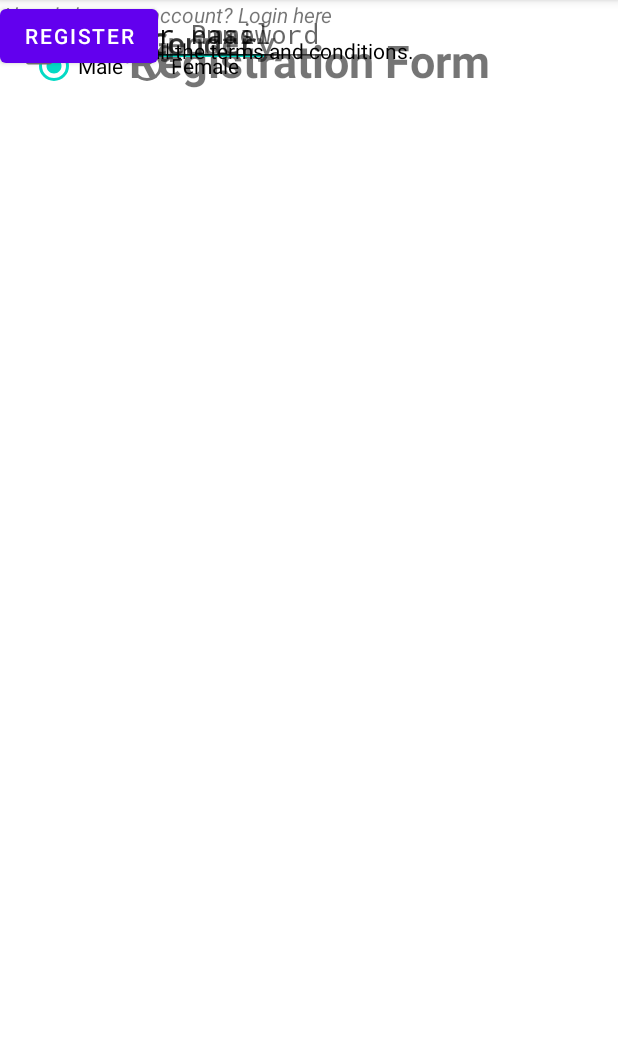
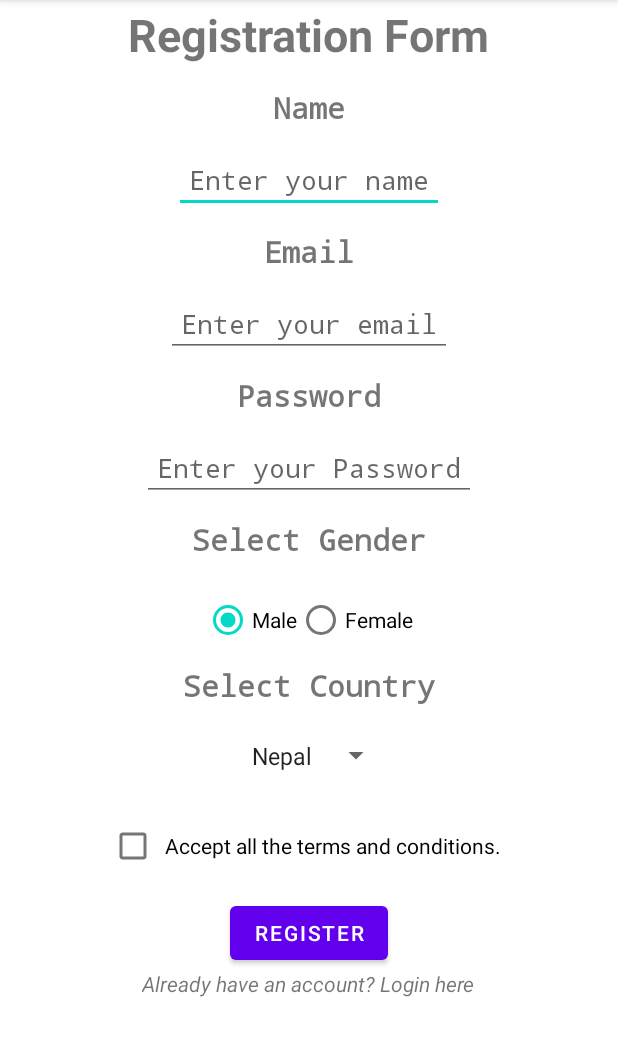
Before and after one commit to Bishallk/MobileProgramming, an Android app: the screen it shows after launch (MainActivity), on a phone screen of 412 x 824 dp, the part 84-1140 px from its top. Run offline under Robolectric (Android 15) with nearby library versions, the phone set to English and light mode, and no system bars.

Commit message:
relative layout update

```diff
--- a/app/src/main/res/layout/activity_main.xml
+++ b/app/src/main/res/layout/activity_main.xml
@@ -4,54 +4,59 @@
     xmlns:tools="http://schemas.android.com/tools"
     android:layout_width="match_parent"
     android:layout_height="match_parent"
+    android:layout_centerHorizontal="true"
     android:background="@color/white"
-    android:layout_centerHorizontal="true"
     tools:context=".MainActivity">
-
-
-
-        <TextView
-            android:layout_width="match_parent"
-            android:layout_height="wrap_content"
-            android:layout_margin="10dp"
-            android:padding="10dp"
-            android:text="Registration Form"
-            android:textAlignment="center"
-            android:textSize="30dp"
-            android:textStyle="bold" />
-
 
 
     <TextView
         android:layout_width="wrap_content"
         android:layout_height="wrap_content"
-            android:layout_gravity="center"
+        android:layout_centerHorizontal="true"
+        android:layout_margin="1dp"
+        android:padding="1dp"
+        android:text="Registration Form"
+        android:textAlignment="center"
+        android:textSize="30dp"
+        android:textStyle="bold"
+        android:id="@+id/Registration"/>
 
+
+    <TextView
+        android:layout_width="wrap_content"
+        android:layout_height="wrap_content"
+        android:layout_centerHorizontal="true"
         android:layout_margin="10dp"
         android:fontFamily="monospace"
-            android:padding="10dp"
+        android:padding="2dp"
         android:text="Name"
         android:textSize="20dp"
+        android:id="@+id/nameText"
+        android:layout_below="@+id/Registration"
         android:textStyle="bold" />
 
     <EditText
         android:id="@+id/name"
         android:layout_width="wrap_content"
         android:layout_height="wrap_content"
-            android:layout_gravity="center"
+        android:layout_centerHorizontal="true"
         android:fontFamily="monospace"
         android:hint="Enter your name"
         android:inputType="textPersonName"
-            android:padding="10dp" />
+        android:padding="10dp"
+        android:layout_below="@+id/nameText"/>
 
 
     <TextView
+        android:layout_centerHorizontal="true"
         android:layout_width="wrap_content"
         android:layout_height="wrap_content"
         android:layout_margin="10dp"
         android:fontFamily="monospace"
-            android:padding="10dp"
+        android:padding="2dp"
         android:text="Email"
+        android:layout_below="@id/name"
+        android:id="@+id/emailText"
         android:textSize="20dp"
         android:textStyle="bold" />
 
@@ -59,52 +64,60 @@
         android:id="@+id/email"
         android:layout_width="wrap_content"
         android:layout_height="wrap_content"
-            android:layout_gravity="center"
+        android:layout_centerHorizontal="true"
         android:fontFamily="monospace"
         android:hint="Enter your email"
+        android:layout_below="@id/emailText"
         android:inputType="textEmailAddress"
         android:padding="10dp" />
 
     <TextView
         android:layout_width="wrap_content"
         android:layout_height="wrap_content"
-            android:layout_gravity=""
+        android:layout_centerHorizontal="true"
         android:layout_margin="10dp"
         android:fontFamily="monospace"
-            android:padding="10dp"
+        android:padding="2dp"
         android:text="Password"
         android:textSize="20dp"
+        android:id="@+id/passwordText"
+        android:layout_below="@id/email"
         android:textStyle="bold" />
 
     <EditText
         android:id="@+id/password"
         android:layout_width="wrap_content"
         android:layout_height="wrap_content"
-            android:layout_gravity="center"
+        android:layout_centerHorizontal="true"
         android:fontFamily="monospace"
         android:hint="Enter your Password"
         android:inputType="textPassword"
+        android:layout_below="@+id/passwordText"
         android:padding="10dp" />
 
 
     <TextView
         android:layout_width="wrap_content"
         android:layout_height="wrap_content"
-            android:layout_gravity="center"
+        android:layout_centerHorizontal="true"
         android:layout_margin="10dp"
         android:fontFamily="monospace"
-            android:padding="5dp"
+        android:padding="2dp"
         android:text="Select Gender"
         android:textSize="20dp"
+        android:id="@+id/genderText"
+        android:layout_below="@+id/password"
         android:textStyle="bold" />
+
     <RadioGroup
         android:id="@+id/gender"
         android:layout_width="wrap_content"
         android:layout_height="wrap_content"
-            android:layout_gravity="center"
-            android:layout_margin="10dp"
+        android:layout_centerHorizontal="true"
+        android:layout_margin="2dp"
         android:orientation="horizontal"
-            android:padding="10dp">
+        android:layout_below="@id/genderText"
+        android:padding="2dp">
 
         <RadioButton
             android:id="@+id/male"
@@ -121,51 +134,58 @@
     </RadioGroup>
 
     <TextView
+        android:id="@+id/countryText"
         android:layout_width="wrap_content"
         android:layout_height="wrap_content"
-            android:layout_gravity="center"
-            android:layout_margin="10dp"
+        android:layout_below="@id/gender"
+        android:layout_centerHorizontal="true"
         android:fontFamily="monospace"
-            android:padding="5dp"
+        android:padding="2dp"
         android:text="Select Country"
         android:textSize="20dp"
         android:textStyle="bold" />
+
     <Spinner
         android:id="@+id/country"
         android:layout_width="wrap_content"
         android:layout_height="wrap_content"
-            android:layout_gravity="center"
+        android:layout_centerHorizontal="true"
         android:layout_margin="10dp"
         android:entries="@array/countries"
+        android:layout_below="@id/countryText"
         android:padding="10dp" />
-  g
 
 
     <CheckBox
         android:id="@+id/terms"
         android:layout_width="wrap_content"
         android:layout_height="wrap_content"
-        android:layout_gravity="center"
-        android:layout_margin="10dp"
-        android:padding="10dp"
+        android:layout_below="@id/country"
+        android:layout_centerHorizontal="true"
+        android:layout_marginStart="10dp"
+        android:layout_marginTop="5dp"
+        android:layout_marginEnd="10dp"
+        android:layout_marginBottom="10dp"
+        android:padding="5dp"
         android:text="Accept all the terms and conditions." />
 
 
     <Button
+        android:id="@+id/registerBtn"
         android:layout_width="wrap_content"
         android:layout_height="wrap_content"
-        android:layout_gravity="center"
+        android:layout_centerHorizontal="true"
+        android:layout_below="@id/terms"
         android:text="Register" />
+
     <TextView
+        android:id="@+id/loginLink"
         android:layout_width="wrap_content"
         android:layout_height="wrap_content"
+        android:layout_centerHorizontal="true"
+        android:layout_below="@id/registerBtn"
         android:text="Already have an account? Login here"
-        android:textStyle="italic"
-        android:layout_gravity="center">
-    </TextView>
-
-
-
+        android:textStyle="italic"/>
 
 
 </RelativeLayout>
```
Lines whose indentation alone changed are shown as unchanged.
